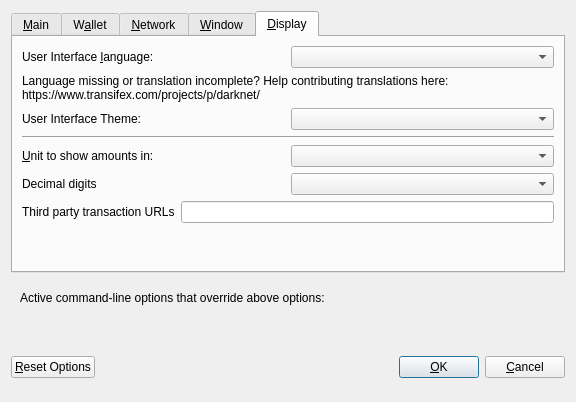
This is src/qt/forms/optionsdialog.ui in eons-finance/ALQO as Qt 5 draws it before an edit. The edited form follows.
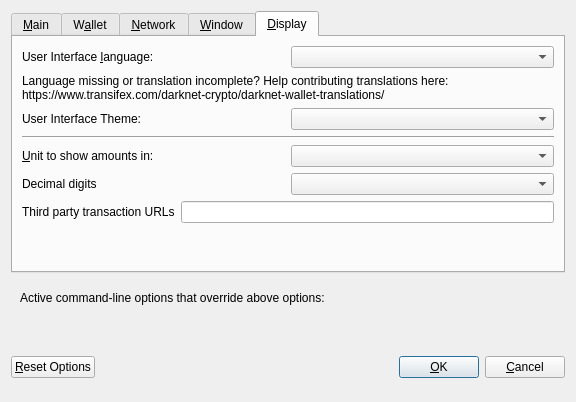
This is the edited form. The open tabs and pages were chosen to show the change. Custom widgets are drawn as their Qt base class.

Commit message: fixed transifex url

```diff
--- a/src/qt/forms/optionsdialog.ui
+++ b/src/qt/forms/optionsdialog.ui
@@ -466,7 +466,7 @@
          </property>
          <property name="text">
           <string>Language missing or translation incomplete? Help contributing translations here:
-https://www.transifex.com/projects/p/darknet/</string>
+https://www.transifex.com/darknet-crypto/darknet-wallet-translations/</string>
          </property>
          <property name="wordWrap">
           <bool>true</bool>
```
The commit also changes 16 other files.
